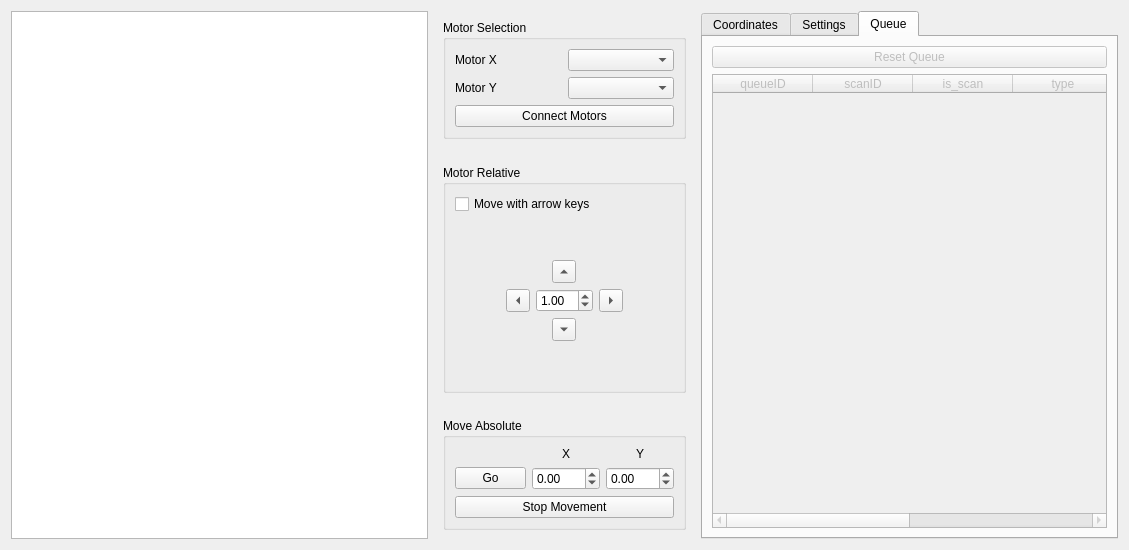
Above: bec_widgets/examples/motor_movement/motor_controller.ui from bec-project/bec_widgets before the change. Below: the same form after it.
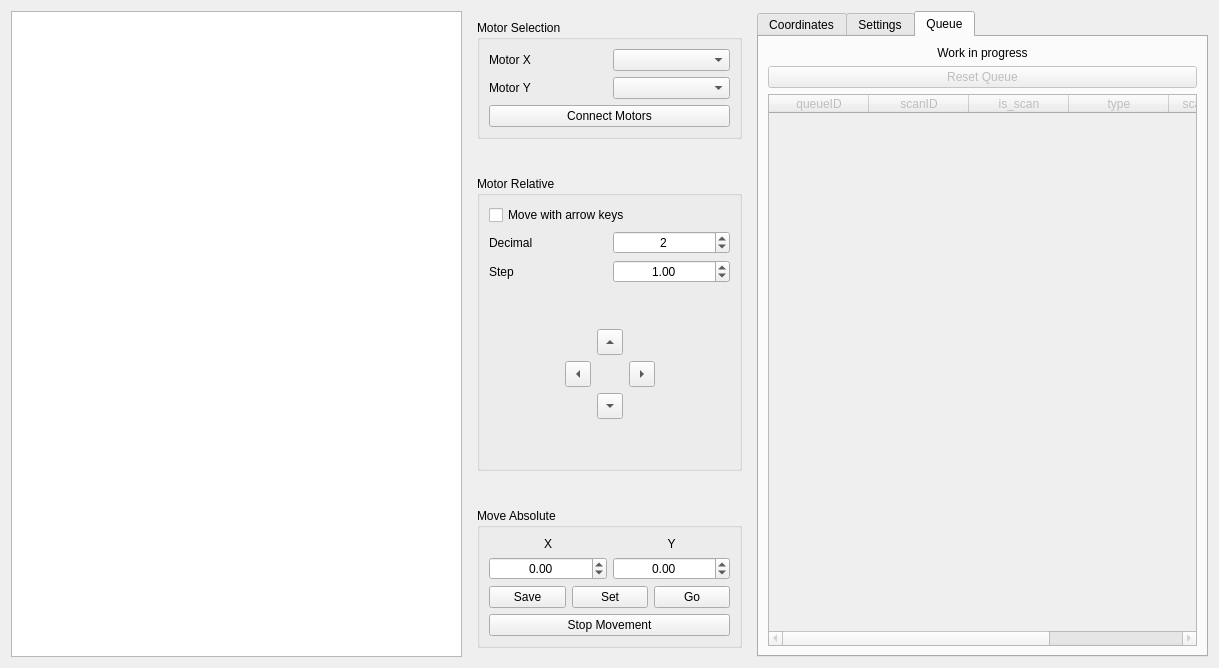
That is the form after the change. The open tabs and pages were chosen to show the change. Custom widgets are drawn as their Qt base class.

Commit message: feat: go, set, save current coordinates and keyboard shortcuts

```diff
--- a/bec_widgets/examples/motor_movement/motor_controller.ui
+++ b/bec_widgets/examples/motor_movement/motor_controller.ui
@@ -6,8 +6,8 @@
    <rect>
     <x>0</x>
     <y>0</y>
-    <width>1129</width>
-    <height>550</height>
+    <width>1219</width>
+    <height>668</height>
    </rect>
   </property>
   <property name="windowTitle">
@@ -92,6 +92,53 @@
            </property>
           </widget>
          </item>
+         <item>
+          <layout class="QGridLayout" name="gridLayout_6">
+           <item row="0" column="0">
+            <widget class="QLabel" name="label_2">
+             <property name="text">
+              <string>Decimal</string>
+             </property>
+            </widget>
+           </item>
+           <item row="0" column="1">
+            <widget class="QSpinBox" name="spinBox_precision">
+             <property name="alignment">
+              <set>Qt::AlignCenter</set>
+             </property>
+             <property name="maximum">
+              <number>8</number>
+             </property>
+             <property name="value">
+              <number>2</number>
+             </property>
+            </widget>
+           </item>
+           <item row="1" column="0">
+            <widget class="QLabel" name="label">
+             <property name="text">
+              <string>Step</string>
+             </property>
+            </widget>
+           </item>
+           <item row="1" column="1">
+            <widget class="QDoubleSpinBox" name="spinBox_step">
+             <property name="alignment">
+              <set>Qt::AlignCenter</set>
+             </property>
+             <property name="minimum">
+              <double>0.100000000000000</double>
+             </property>
+             <property name="singleStep">
+              <double>0.100000000000000</double>
+             </property>
+             <property name="value">
+              <double>1.000000000000000</double>
+             </property>
+            </widget>
+           </item>
+          </layout>
+         </item>
          <item>
           <layout class="QGridLayout" name="gridLayout">
            <property name="sizeConstraint">
@@ -99,6 +146,12 @@
            </property>
            <item row="1" column="2" alignment="Qt::AlignHCenter|Qt::AlignVCenter">
             <widget class="QToolButton" name="toolButton_up">
+             <property name="minimumSize">
+              <size>
+               <width>26</width>
+               <height>26</height>
+              </size>
+             </property>
              <property name="text">
               <string>...</string>
              </property>
@@ -122,6 +175,12 @@
            </item>
            <item row="3" column="2" alignment="Qt::AlignHCenter|Qt::AlignVCenter">
             <widget class="QToolButton" name="toolButton_down">
+             <property name="minimumSize">
+              <size>
+               <width>26</width>
+               <height>26</height>
+              </size>
+             </property>
              <property name="text">
               <string>...</string>
              </property>
@@ -132,6 +191,12 @@
            </item>
            <item row="2" column="1">
             <widget class="QToolButton" name="toolButton_left">
+             <property name="minimumSize">
+              <size>
+               <width>26</width>
+               <height>26</height>
+              </size>
+             </property>
              <property name="text">
               <string>...</string>
              </property>
@@ -155,6 +220,12 @@
            </item>
            <item row="2" column="3">
             <widget class="QToolButton" name="toolButton_right">
+             <property name="minimumSize">
+              <size>
+               <width>26</width>
+               <height>26</height>
+              </size>
+             </property>
              <property name="text">
               <string>...</string>
              </property>
@@ -189,19 +260,6 @@
              </property>
             </spacer>
            </item>
-           <item row="2" column="2">
-            <widget class="QDoubleSpinBox" name="spinBox_step">
-             <property name="minimum">
-              <double>0.100000000000000</double>
-             </property>
-             <property name="singleStep">
-              <double>0.100000000000000</double>
-             </property>
-             <property name="value">
-              <double>1.000000000000000</double>
-             </property>
-            </widget>
-           </item>
           </layout>
          </item>
         </layout>
@@ -228,17 +286,39 @@
         <layout class="QVBoxLayout" name="verticalLayout">
          <item>
           <layout class="QGridLayout" name="gridLayout_3">
+           <item row="1" column="1">
+            <widget class="QDoubleSpinBox" name="spinBox_absolute_y">
+             <property name="alignment">
+              <set>Qt::AlignCenter</set>
+             </property>
+             <property name="minimum">
+              <double>-500.000000000000000</double>
+             </property>
+             <property name="maximum">
+              <double>500.000000000000000</double>
+             </property>
+             <property name="singleStep">
+              <double>0.100000000000000</double>
+             </property>
+            </widget>
+           </item>
+           <item row="1" column="0">
+            <widget class="QDoubleSpinBox" name="spinBox_absolute_x">
+             <property name="alignment">
+              <set>Qt::AlignCenter</set>
+             </property>
+             <property name="minimum">
+              <double>-500.000000000000000</double>
+             </property>
+             <property name="maximum">
+              <double>500.000000000000000</double>
+             </property>
+             <property name="singleStep">
+              <double>0.100000000000000</double>
+             </property>
+            </widget>
+           </item>
            <item row="0" column="1">
-            <widget class="QLabel" name="label_6">
-             <property name="text">
-              <string>X</string>
-             </property>
-             <property name="alignment">
-              <set>Qt::AlignCenter</set>
-             </property>
-            </widget>
-           </item>
-           <item row="0" column="2">
             <widget class="QLabel" name="label_7">
              <property name="text">
               <string>Y</string>
@@ -248,39 +328,41 @@
              </property>
             </widget>
            </item>
-           <item row="1" column="0">
+           <item row="0" column="0">
+            <widget class="QLabel" name="label_6">
+             <property name="text">
+              <string>X</string>
+             </property>
+             <property name="alignment">
+              <set>Qt::AlignCenter</set>
+             </property>
+            </widget>
+           </item>
+          </layout>
+         </item>
+         <item>
+          <layout class="QHBoxLayout" name="horizontalLayout_2">
+           <item>
+            <widget class="QPushButton" name="pushButton_save">
+             <property name="text">
+              <string>Save</string>
+             </property>
+            </widget>
+           </item>
+           <item>
+            <widget class="QPushButton" name="pushButton_set">
+             <property name="text">
+              <string>Set</string>
+             </property>
+            </widget>
+           </item>
+           <item>
             <widget class="QPushButton" name="pushButton_go_absolute">
              <property name="text">
               <string>Go</string>
              </property>
             </widget>
            </item>
-           <item row="1" column="1">
-            <widget class="QDoubleSpinBox" name="spinBox_absolute_x">
-             <property name="minimum">
-              <double>-500.000000000000000</double>
-             </property>
-             <property name="maximum">
-              <double>500.000000000000000</double>
-             </property>
-             <property name="singleStep">
-              <double>0.100000000000000</double>
-             </property>
-            </widget>
-           </item>
-           <item row="1" column="2">
-            <widget class="QDoubleSpinBox" name="spinBox_absolute_y">
-             <property name="minimum">
-              <double>-500.000000000000000</double>
-             </property>
-             <property name="maximum">
-              <double>500.000000000000000</double>
-             </property>
-             <property name="singleStep">
-              <double>0.100000000000000</double>
-             </property>
-            </widget>
-           </item>
           </layout>
          </item>
          <item>
@@ -569,6 +651,16 @@
        <string>Queue</string>
       </attribute>
       <layout class="QVBoxLayout" name="verticalLayout_2">
+       <item>
+        <widget class="QLabel" name="label_3">
+         <property name="text">
+          <string>Work in progress</string>
+         </property>
+         <property name="alignment">
+          <set>Qt::AlignCenter</set>
+         </property>
+        </widget>
+       </item>
        <item>
         <widget class="QPushButton" name="pushButton_5">
          <property name="enabled">
```
Left out of the diff: 5 changed lines with no effect on the pictures. The commit also changes 1 other file.
